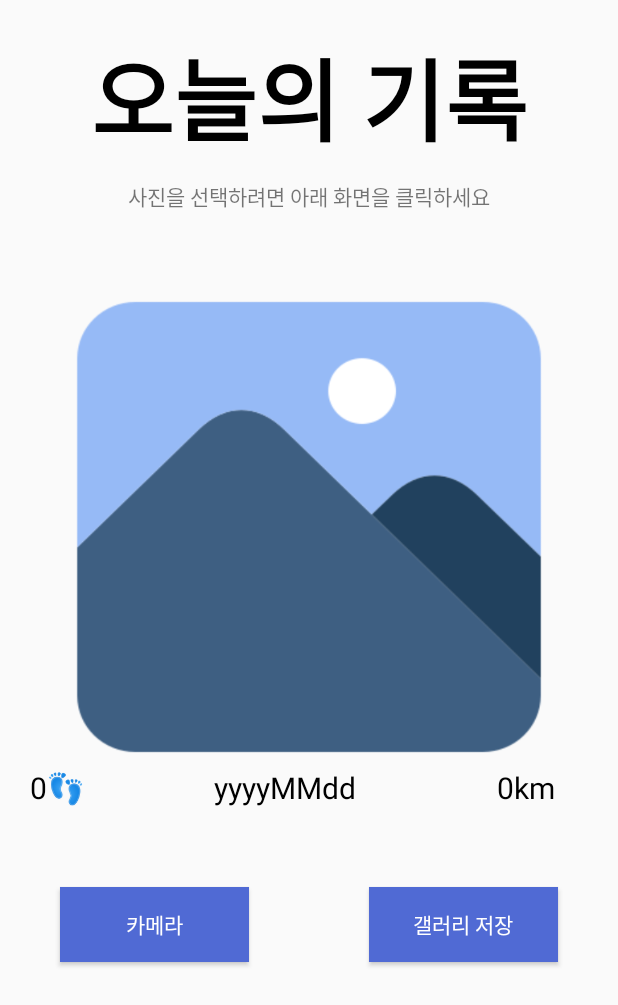
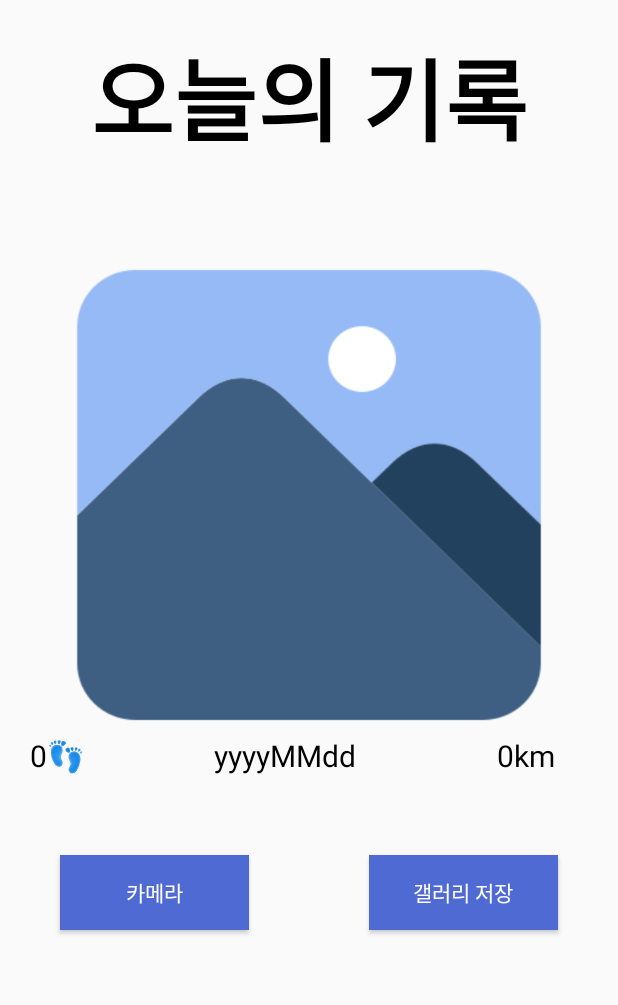
Before and after one commit to squareyun/KNU_MoAPP_20212, an Android app: the layout camera_main.xml on its own in the app's theme, with its tools: preview values and no code run, on a phone screen of 412 x 824 dp. Shown: the top 1005 px of the screen. Run offline under Robolectric (Android 15) with nearby library versions, the phone set to English and light mode, and no system bars; network calls fail.

Commit message:
Update camera_main.xml

```diff
--- a/app/src/main/res/layout/camera_main.xml
+++ b/app/src/main/res/layout/camera_main.xml
@@ -25,12 +25,6 @@
         android:textStyle="bold"
         />
 
-        <TextView
-            android:layout_width="wrap_content"
-            android:layout_height="wrap_content"
-            android:text="사진을 선택하려면 아래 화면을 클릭하세요"
-            />
-
         <FrameLayout
             android:id="@+id/todayFrame"
         android:layout_marginTop="10dp"
@@ -38,8 +32,12 @@
         android:layout_height="match_parent">
 
 
+
+
         <ImageView
-            android:id="@+id/image"
+
+
+            android:id="@+id/imageCamera"
             android:layout_width="match_parent"
             android:layout_height="400dp"
             android:layout_gravity="center"
```
